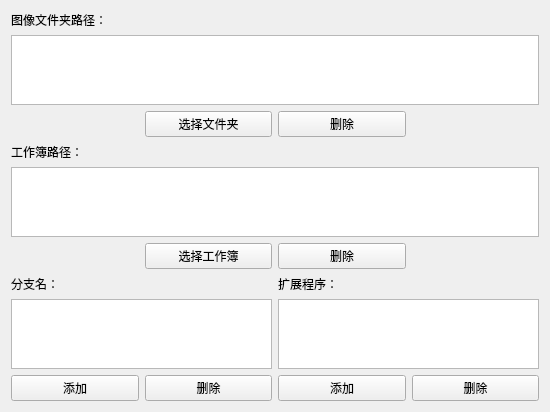
Qt form 窗体/global_s.ui (FsterThanLight/automatic_clicker_2) before a commit.
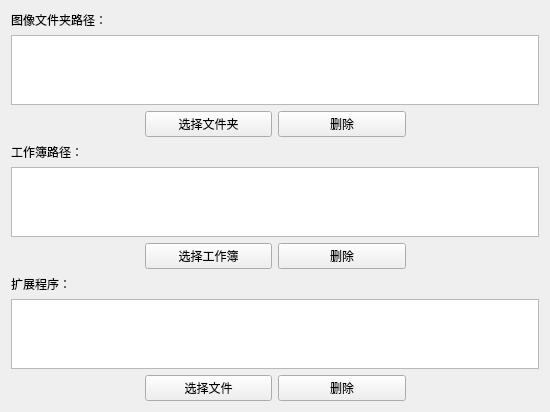
The same form after that commit. Icons and pictures are not drawn.

The edit to the form file:
```diff
--- a/窗体/global_s.ui
+++ b/窗体/global_s.ui
@@ -81,54 +81,30 @@
    </item>
    <item>
     <layout class="QGridLayout" name="gridLayout">
-     <item row="1" column="2" colspan="2">
-      <widget class="QListView" name="listView_5"/>
-     </item>
      <item row="2" column="2">
+      <widget class="QPushButton" name="pushButton_10">
+       <property name="text">
+        <string>删除</string>
+       </property>
+      </widget>
+     </item>
+     <item row="2" column="1">
       <widget class="QPushButton" name="pushButton_9">
        <property name="text">
-        <string>添加</string>
+        <string>选择文件</string>
        </property>
       </widget>
      </item>
-     <item row="2" column="0">
-      <widget class="QPushButton" name="pushButton_7">
-       <property name="text">
-        <string>添加</string>
-       </property>
-      </widget>
+     <item row="1" column="0" colspan="4">
+      <widget class="QListView" name="listView_5"/>
      </item>
-     <item row="0" column="2">
+     <item row="0" column="0" colspan="4">
       <widget class="QLabel" name="label_5">
        <property name="text">
         <string>扩展程序：</string>
        </property>
       </widget>
      </item>
-     <item row="1" column="0" colspan="2">
-      <widget class="QListView" name="listView_4"/>
-     </item>
-     <item row="2" column="3">
-      <widget class="QPushButton" name="pushButton_10">
-       <property name="text">
-        <string>删除</string>
-       </property>
-      </widget>
-     </item>
-     <item row="2" column="1">
-      <widget class="QPushButton" name="pushButton_8">
-       <property name="text">
-        <string>删除</string>
-       </property>
-      </widget>
-     </item>
-     <item row="0" column="0">
-      <widget class="QLabel" name="label_4">
-       <property name="text">
-        <string>分支名：</string>
-       </property>
-      </widget>
-     </item>
     </layout>
    </item>
   </layout>
```
